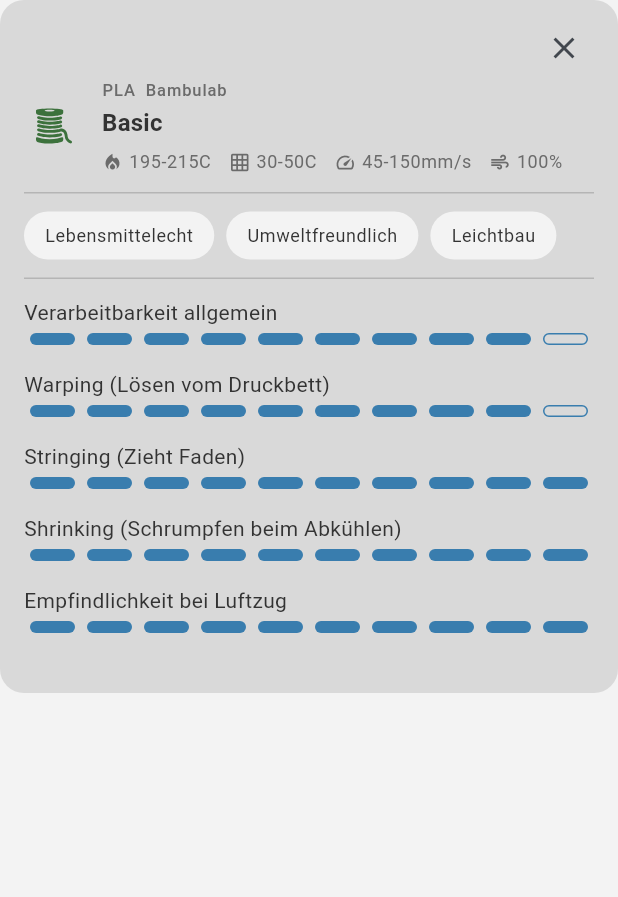
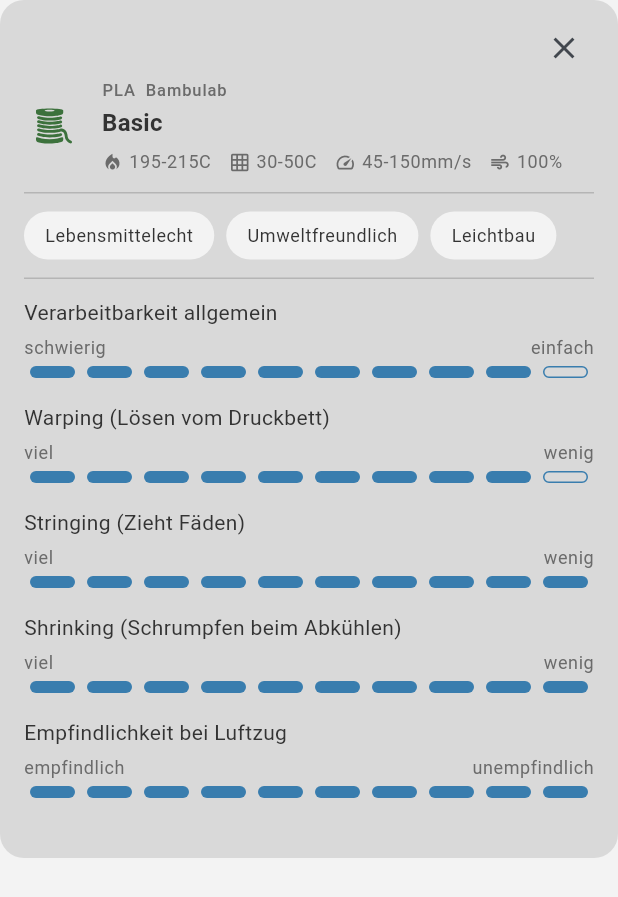
Before and after one commit to SyntaxWizardBB/filament_nexus, a Flutter app: the FilamentDetailModal widget shown alone on an empty page, opened directly with sample values from the repository, on a phone screen of 412 x 824 dp. Shown: the top 897 px of the screen. Run offline on Flutter 3.47's test engine with Material 3 defaults, Android fonts, the phone set to English and light mode, and no system bars; our stand-ins replace cloud_firestore, email_validator, firebase_auth, firebase_core, flutter_svg; missing offline and left inert: zxcvbn; accounts and stored records are empty.

Commit message:
refactor: update filament rating display and improve profile email field

```diff
--- a/lib/features/filaments/domain/filament_rating_kind.dart
+++ b/lib/features/filaments/domain/filament_rating_kind.dart
@@ -4,9 +4,9 @@
 /// the meaning of the low (0) and high (10) ends of the scale.
 enum FilamentRatingKind {
   workability('Verarbeitbarkeit allgemein', 'schwierig', 'einfach'),
-  warping('Warping (Lösen vom Druckbett)', 'klebbt fest', 'löst sich sauber'),
-  stringing('Stringing (Zieht Fäden)', 'viel Fäden', 'keine Fäden'),
-  shrinking('Shrinking (Schrumpfen beim Abkühlen)', 'schrumpft stark', 'kein Schrumpfen'),
+  warping('Warping (Lösen vom Druckbett)', 'viel', 'wenig'),
+  stringing('Stringing (Zieht Fäden)', 'viel', 'wenig'),
+  shrinking('Shrinking (Schrumpfen beim Abkühlen)', 'viel', 'wenig'),
   draftSensitivity('Empfindlichkeit bei Luftzug', 'empfindlich', 'unempfindlich');
 
   final String label;
--- a/lib/features/filaments/presentation/filament_detail.dart
+++ b/lib/features/filaments/presentation/filament_detail.dart
@@ -2,6 +2,7 @@
 import 'package:filament_nexus/app/theme/app_radii.dart';
 import 'package:filament_nexus/features/filaments/domain/filament.dart';
 import 'package:filament_nexus/features/filaments/domain/filament_detail.dart';
+import 'package:filament_nexus/features/filaments/domain/filament_rating_kind.dart';
 import 'package:filament_nexus/features/filaments/domain/filament_rating_level.dart';
 import 'package:filament_nexus/features/filaments/presentation/widgets/filament_rating.dart';
 import 'package:filament_nexus/shared/widgets/filament_icon.dart';
@@ -130,26 +131,13 @@
                   children: [for (final tag in tags) _PropertyTag(label: tag)],
                 ),
               const _SectionDivider(),
-              FilamentRating(
-                name: 'Verarbeitbarkeit allgemein',
-                rating: filament.ratings.workability,
-              ),
-              FilamentRating(
-                name: 'Warping (Lösen vom Druckbett)',
-                rating: filament.ratings.warping,
-              ),
-              FilamentRating(
-                name: 'Stringing (Zieht Faden)',
-                rating: filament.ratings.stringing,
-              ),
-              FilamentRating(
-                name: 'Shrinking (Schrumpfen beim Abkühlen)',
-                rating: filament.ratings.shrinking,
-              ),
-              FilamentRating(
-                name: 'Empfindlichkeit bei Luftzug',
-                rating: filament.ratings.draftSensitivity,
-              ),
+              for (final kind in FilamentRatingKind.values)
+                FilamentRating(
+                  name: kind.label,
+                  rating: kind.read(filament.ratings),
+                  lowLabel: kind.lowLabel,
+                  highLabel: kind.highLabel,
+                ),
             ],
           ),
         ),
--- a/lib/features/filaments/presentation/widgets/filament_rating.dart
+++ b/lib/features/filaments/presentation/widgets/filament_rating.dart
@@ -3,18 +3,38 @@
 import 'package:flutter/material.dart';
 
 class FilamentRating extends StatelessWidget {
-  const FilamentRating({super.key, required this.name, required this.rating});
+  const FilamentRating({
+    super.key,
+    required this.name,
+    required this.rating,
+    required this.lowLabel,
+    required this.highLabel,
+  });
 
   final String name;
   final int rating;
+  final String lowLabel;
+  final String highLabel;
 
   @override
   Widget build(BuildContext context) {
+    final labelStyle = Theme.of(
+      context,
+    ).textTheme.bodySmall?.copyWith(color: AppColors.textLight);
+
     return Column(
       mainAxisSize: MainAxisSize.min,
       crossAxisAlignment: CrossAxisAlignment.start,
       children: [
         Text(name, style: Theme.of(context).textTheme.bodyMedium),
+        const SizedBox(height: 6),
+        Row(
+          mainAxisAlignment: MainAxisAlignment.spaceBetween,
+          children: [
+            Text(lowLabel, style: labelStyle),
+            Text(highLabel, style: labelStyle),
+          ],
+        ),
         const SizedBox(height: 4),
         SizedBox(
           width: double.infinity,
--- a/lib/features/profile/presentation/profile_screen.dart
+++ b/lib/features/profile/presentation/profile_screen.dart
@@ -204,7 +204,7 @@
               const SizedBox(height: 24),
               Text('E-Mail', style: Theme.of(context).textTheme.labelLarge),
               const SizedBox(height: 8),
-              _field(_emailController),
+              _field(_emailController, enabled: false),
               const SizedBox(height: 6),
               Padding(
                 padding: const EdgeInsets.only(left: 12),
```
Also changed, not shown: 2 other files.
